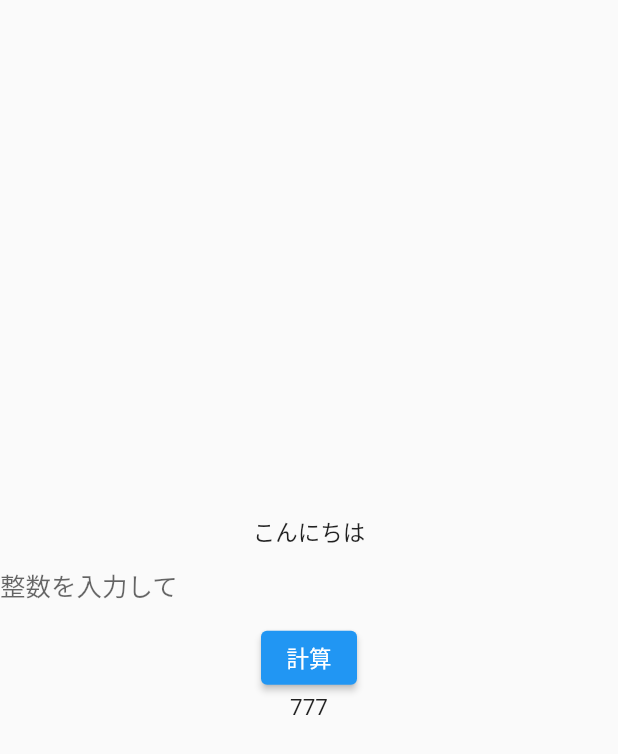
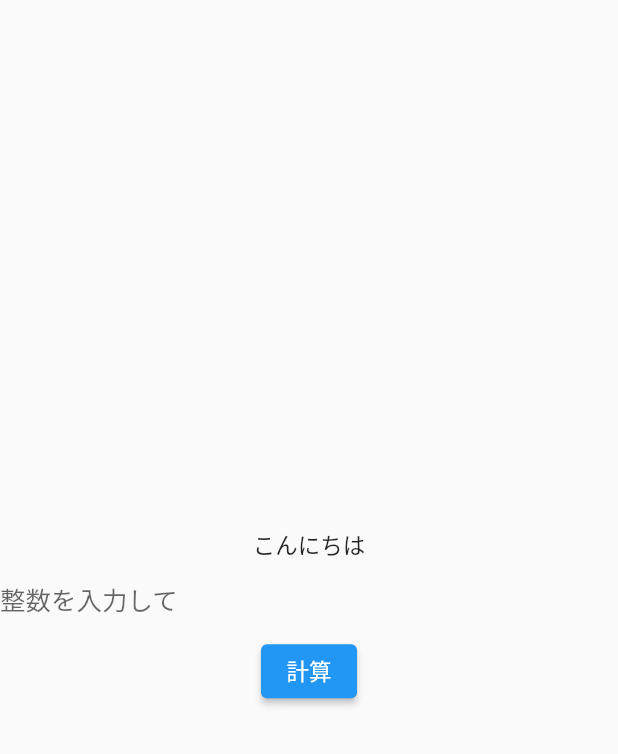
Before and after one commit to krrn0722/RomanTrans, a Flutter app: the screen it shows after launch, on a phone screen of 412 x 824 dp. Shown: the top 754 px of the screen. Run offline on Flutter 3.47's test engine with Material 2 defaults, Android fonts, the phone set to English and light mode, and no system bars; our stand-ins replace flutter_hooks, hooks_riverpod, riverpod_annotation; generated files the repository leaves out were written again.

Commit message:
add:入力の数字がnullの場合に対応

```diff
--- a/lib/answer.dart
+++ b/lib/answer.dart
@@ -4,9 +4,8 @@
 @riverpod
 class AnswerNotifier extends _$AnswerNotifier {
   @override
-  int build() {
-    // 最初のデータ
-    return 777;
+  int? build() {
+    return null;
   }
 
   void transNum(String roman) {
--- a/lib/calculate_page.dart
+++ b/lib/calculate_page.dart
@@ -22,7 +22,7 @@
             ),
             TextField(
               controller: controller,
-              decoration: InputDecoration(
+              decoration: const InputDecoration(
                   border: InputBorder.none, hintText: '整数を入力して'),
             ),
             ElevatedButton(
@@ -30,7 +30,11 @@
                   ansNotifier.transNum(controller.text);
                 },
                 child: Text('計算')),
-            Text('$ansProvider'),
+            //数字がヌルの場合は空のコンテナ
+            switch (ansProvider) {
+              int() => Text('$ansProvider'),
+              null => SizedBox(),
+            }
           ],
         ),
       ),
--- a/pubspec.yaml
+++ b/pubspec.yaml
@@ -19,7 +19,7 @@
 version: 1.0.0+1
 
 environment:
-  sdk: '>=2.19.6 <3.0.0'
+  sdk: ^3.0.0
 
 # Dependencies specify other packages that your package needs in order to work.
 # To automatically upgrade your package dependencies to the latest versions
```
Also changed, not shown: lib/answer.g.dart.
